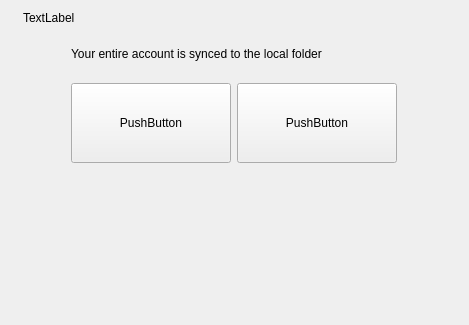
This is src/wizard/owncloudwizardresultpage.ui in jdbravo/mirall-backup as Qt 5 draws it before an edit. The edited form follows.
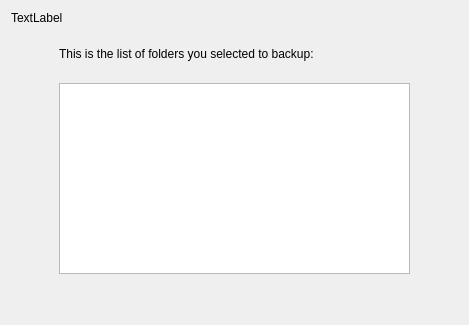
This is the edited form.

Commit message: Modify account and result page modified

The edit to the form file:
```diff
--- a/src/wizard/owncloudwizardresultpage.ui
+++ b/src/wizard/owncloudwizardresultpage.ui
@@ -66,7 +66,7 @@
        <item>
         <widget class="QLabel" name="localFolderLabel">
          <property name="text">
-          <string>Your entire account is synced to the local folder </string>
+          <string>This is the list of folders you selected to backup:</string>
          </property>
          <property name="wordWrap">
           <bool>true</bool>
@@ -90,40 +90,14 @@
         </spacer>
        </item>
        <item>
-        <layout class="QHBoxLayout" name="horizontalLayout">
-         <item>
-          <widget class="QToolButton" name="pbOpenLocal">
-           <property name="minimumSize">
-            <size>
-             <width>160</width>
-             <height>80</height>
-            </size>
-           </property>
-           <property name="text">
-            <string>PushButton</string>
-           </property>
-           <property name="toolButtonStyle">
-            <enum>Qt::ToolButtonTextUnderIcon</enum>
-           </property>
-          </widget>
-         </item>
-         <item>
-          <widget class="QToolButton" name="pbOpenServer">
-           <property name="minimumSize">
-            <size>
-             <width>160</width>
-             <height>80</height>
-            </size>
-           </property>
-           <property name="text">
-            <string>PushButton</string>
-           </property>
-           <property name="toolButtonStyle">
-            <enum>Qt::ToolButtonTextUnderIcon</enum>
-           </property>
-          </widget>
-         </item>
-        </layout>
+        <layout class="QHBoxLayout" name="horizontalLayout"/>
+       </item>
+       <item>
+        <widget class="QListView" name="listView">
+         <property name="editTriggers">
+          <set>QAbstractItemView::NoEditTriggers</set>
+         </property>
+        </widget>
        </item>
        <item>
         <spacer name="verticalSpacer">
```
The commit also changes 7 other files.
